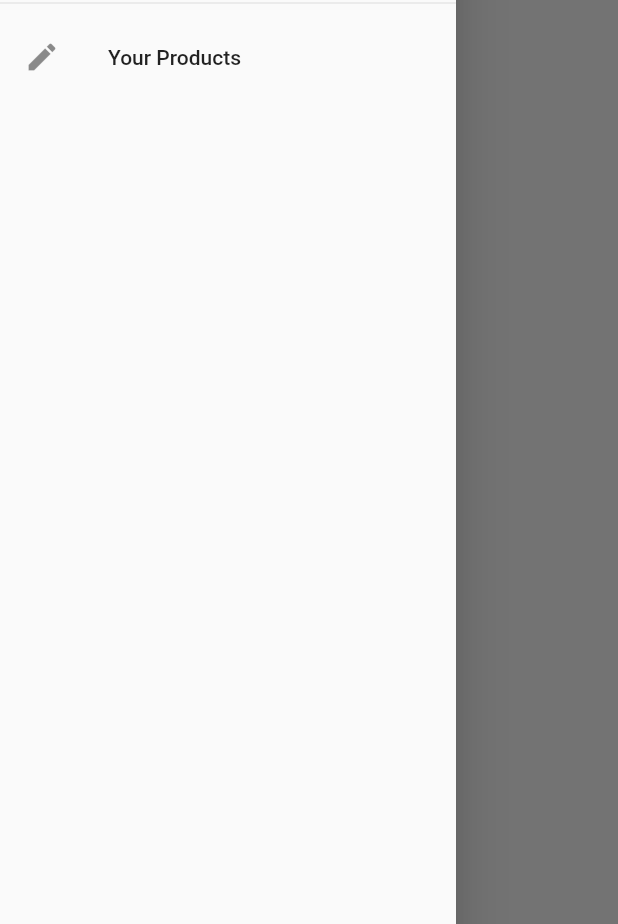
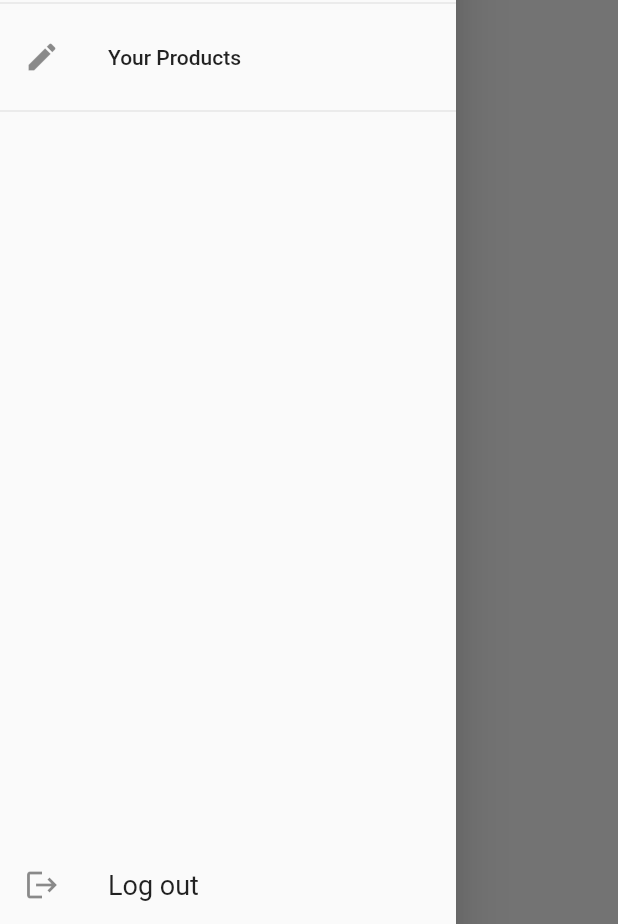
Before and after one commit to tux-1/shopapp, a Flutter app: the OrdersScreen screen opened by its route, with the side drawer open, on a phone screen of 412 x 824 dp. Shown: the part 309-1233 px from the top of the screen. Run offline on Flutter 3.47's test engine with Material 2 defaults, Android fonts, the phone set to English and light mode, and no system bars; our stand-ins replace shared_preferences; accounts and stored records are empty; network calls fail.

Commit message:
added logout & autologin

```diff
--- a/lib/screens/auth-screen.dart
+++ b/lib/screens/auth-screen.dart
@@ -155,8 +155,8 @@ class _AuthCardState extends State<AuthCard> {
       _showErrorDialog(errorMessage);
     } catch (error) {
       //General catch for other causes
-      const errorMessage = 'Could not authenticate. Please try again later.';
-      _showErrorDialog(errorMessage);
+      // const errorMessage = 'Could not authenticate. Please try again later.';
+      _showErrorDialog(error.toString());
     }
 
     setState(() {
--- a/lib/widgets/app_drawer.dart
+++ b/lib/widgets/app_drawer.dart
@@ -1,5 +1,7 @@
 import 'package:flutter/material.dart';
+import 'package:provider/provider.dart';
 
+import '../providers/auth.dart';
 import '../screens/orders_screen.dart';
 import '../screens/user_products_screen.dart';
 
@@ -37,6 +39,21 @@ class AppDrawer extends StatelessWidget {
               Navigator.of(context)
                   .pushReplacementNamed(UserProductsScreen.routeName);
             }),
+        const Divider(),
+        Spacer(),
+        ListTile(
+            leading: const Icon(
+              Icons.logout,
+            ),
+            title: const Text('Log out',
+                style: TextStyle(
+                  fontSize: 18,
+                  fontWeight: FontWeight.w400,
+                )),
+            onTap: () {
+              Navigator.of(context).pop(); //to close the drawer
+              Provider.of<Auth>(context, listen: false).logOut();
+            }),
       ]),
     );
   }
```
Also changed, not shown: lib/main.dart (+11 -7 lines), lib/providers/auth.dart (+52 -0 lines), lib/screens/splash-screen.dart (added, +12 -0 lines), pubspec.yaml (+1 -6 lines), pubspec.lock, 1 other file.
